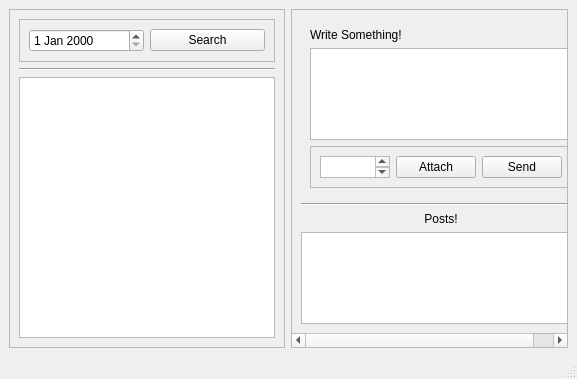
alessa-lara/logging-off, file src/view/ui/mainwindow.ui: the form before one commit.
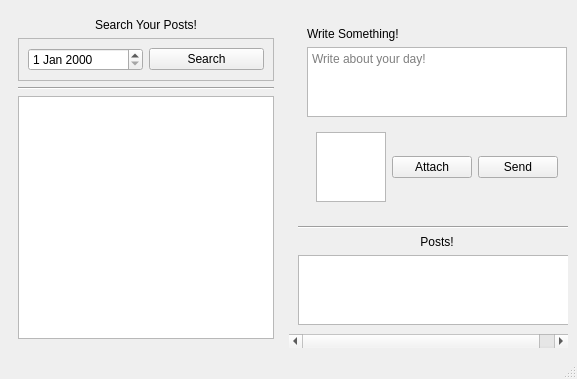
The form after the commit.

Commit message: [feat] noframe on scroll areas; hint text on inputs

Patch:
```diff
--- a/src/view/ui/mainwindow.ui
+++ b/src/view/ui/mainwindow.ui
@@ -23,6 +23,9 @@
         <verstretch>0</verstretch>
        </sizepolicy>
       </property>
+      <property name="frameShape">
+       <enum>QFrame::Shape::NoFrame</enum>
+      </property>
       <property name="sizeAdjustPolicy">
        <enum>QAbstractScrollArea::SizeAdjustPolicy::AdjustIgnored</enum>
       </property>
@@ -35,10 +38,20 @@
          <x>0</x>
          <y>0</y>
          <width>274</width>
-         <height>318</height>
+         <height>320</height>
         </rect>
        </property>
        <layout class="QVBoxLayout" name="verticalLayout">
+        <item>
+         <widget class="QLabel" name="label">
+          <property name="text">
+           <string>Search Your Posts!</string>
+          </property>
+          <property name="alignment">
+           <set>Qt::AlignmentFlag::AlignCenter</set>
+          </property>
+         </widget>
+        </item>
         <item>
          <widget class="QFrame" name="date_search_frame">
           <property name="frameShape">
@@ -77,6 +90,9 @@
     </item>
     <item>
      <widget class="QScrollArea" name="main">
+      <property name="frameShape">
+       <enum>QFrame::Shape::NoFrame</enum>
+      </property>
       <property name="widgetResizable">
        <bool>true</bool>
       </property>
@@ -85,8 +101,8 @@
         <rect>
          <x>0</x>
          <y>0</y>
-         <width>298</width>
-         <height>304</height>
+         <width>296</width>
+         <height>325</height>
         </rect>
        </property>
        <layout class="QVBoxLayout" name="verticalLayout_2">
@@ -101,7 +117,11 @@
             </widget>
            </item>
            <item>
-            <widget class="QTextEdit" name="input_post"/>
+            <widget class="QTextEdit" name="input_post">
+             <property name="placeholderText">
+              <string>Write about your day!</string>
+             </property>
+            </widget>
            </item>
            <item>
             <widget class="QFrame" name="frame_2">
@@ -112,23 +132,38 @@
               </sizepolicy>
              </property>
              <property name="frameShape">
-              <enum>QFrame::Shape::StyledPanel</enum>
+              <enum>QFrame::Shape::NoFrame</enum>
              </property>
              <property name="frameShadow">
               <enum>QFrame::Shadow::Raised</enum>
              </property>
+             <property name="lineWidth">
+              <number>1</number>
+             </property>
              <layout class="QHBoxLayout" name="horizontalLayout_3">
               <item>
                <widget class="QPlainTextEdit" name="input_tags">
-                <property name="sizePolicy">
-                 <sizepolicy hsizetype="Maximum" vsizetype="Ignored">
-                  <horstretch>0</horstretch>
-                  <verstretch>0</verstretch>
-                 </sizepolicy>
+                <property name="inputMethodHints">
+                 <set>Qt::InputMethodHint::ImhLowercaseOnly|Qt::InputMethodHint::ImhMultiLine</set>
+                </property>
+                <property name="frameShape">
+                 <enum>QFrame::Shape::StyledPanel</enum>
+                </property>
+                <property name="verticalScrollBarPolicy">
+                 <enum>Qt::ScrollBarPolicy::ScrollBarAlwaysOff</enum>
+                </property>
+                <property name="horizontalScrollBarPolicy">
+                 <enum>Qt::ScrollBarPolicy::ScrollBarAlwaysOff</enum>
+                </property>
+                <property name="sizeAdjustPolicy">
+                 <enum>QAbstractScrollArea::SizeAdjustPolicy::AdjustToContents</enum>
                 </property>
                 <property name="plainText">
                  <string/>
                 </property>
+                <property name="placeholderText">
+                 <string>write &quot;,&quot; separated tags to quickly filter your posts later!</string>
+                </property>
                </widget>
               </item>
               <item>
```
